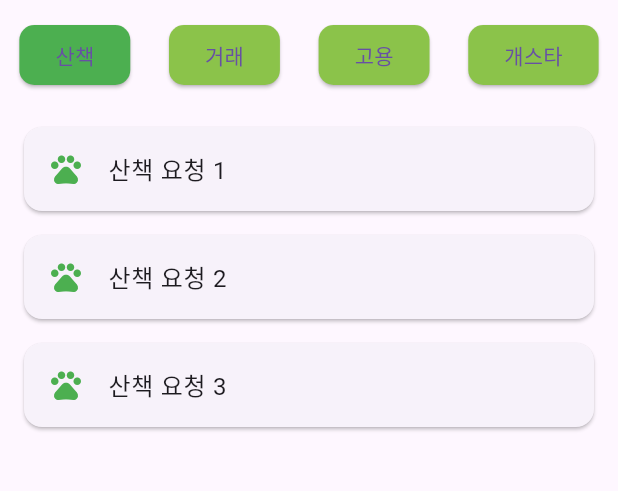
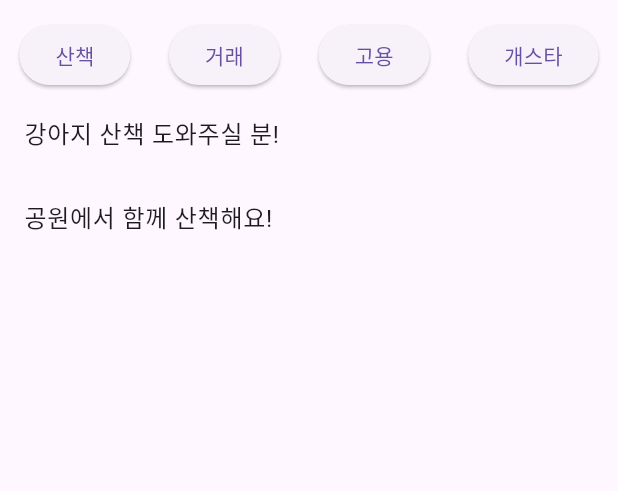
Before and after one commit to kkameoo/petworkFlutter, a Flutter app: the MainScreen screen opened by its route, on a phone screen of 412 x 824 dp, the part 65-556 px from its top. Run offline on Flutter 3.47's test engine with Material 3 defaults, Android fonts, the phone set to English and light mode, and no system bars; missing offline and left inert: stomp_dart_client.

Commit message:
DESIGN: 리스트에 더미리스트 상세추가

```diff
--- a/lib/main.dart
+++ b/lib/main.dart
@@ -138,13 +138,15 @@ class MainScreen extends StatefulWidget {
 
 class _MainScreenState extends State<MainScreen> {
   int _selectedIndex = 0;
+  String? _selectedItem;
   final List<String> _categories = ['산책', '거래', '고용', '개스타'];
 
+  // 더미 데이터 (각 카테고리에 맞는 데이터)
   final Map<String, List<String>> _dummyData = {
-    '산책': ['산책 요청 1', '산책 요청 2', '산책 요청 3'],
-    '거래': ['강아지 용품 팝니다', '고양이 장난감 삽니다'],
-    '고용': ['강아지 돌봐드립니다', '고양이 호텔 구합니다'],
-    '개스타': ['반려견 자랑하기', '귀여운 고양이 사진 공유']
+    '산책': ['강아지 산책 도와주실 분!', '공원에서 함께 산책해요!'],
+    '거래': ['강아지 용품 판매합니다.', '애견 사료 교환 가능'],
+    '고용': ['반려견 돌봄 아르바이트 구합니다.', '강아지 훈련사 모집'],
+    '개스타': ['우리 강아지 너무 귀엽죠?', '오늘 반려견과 여행 갔다왔어요!'],
   };
 
   @override
@@ -153,40 +155,57 @@ class _MainScreenState extends State<MainScreen> {
       appBar: AppBar(title: Text('Petwork 메인')),
       body: Column(
         children: [
+          // 상단 카테고리 버튼 리스트
           Row(
             mainAxisAlignment: MainAxisAlignment.spaceAround,
             children: List.generate(_categories.length, (index) {
               return ElevatedButton(
-                style: ElevatedButton.styleFrom(
-                  backgroundColor: _selectedIndex == index ? Colors.green : Colors.lightGreen,
-                  shape: RoundedRectangleBorder(
-                    borderRadius: BorderRadius.circular(10),
-                  ),
-                ),
                 onPressed: () {
                   setState(() {
                     _selectedIndex = index;
+                    _selectedItem = null; // 카테고리를 변경하면 상세 내용 초기화
                   });
                 },
                 child: Text(_categories[index]),
               );
             }),
           ),
+          // 선택된 카테고리의 리스트 출력
           Expanded(
             child: ListView.builder(
-              padding: EdgeInsets.all(16),
               itemCount: _dummyData[_categories[_selectedIndex]]!.length,
               itemBuilder: (context, index) {
-                return Card(
-                  margin: EdgeInsets.symmetric(vertical: 8),
-                  child: ListTile(
-                    title: Text(_dummyData[_categories[_selectedIndex]]![index]),
-                    leading: Icon(Icons.pets, color: Colors.green),
-                  ),
+                return ListTile(
+                  title: Text(_dummyData[_categories[_selectedIndex]]![index]),
+                  onTap: () {
+                    setState(() {
+                      _selectedItem = _dummyData[_categories[_selectedIndex]]![index];
+                    });
+                  },
                 );
               },
             ),
           ),
+          // 선택된 아이템 상세 정보 표시
+          if (_selectedItem != null)
+            Padding(
+              padding: EdgeInsets.all(16.0),
+              child: Column(
+                children: [
+                  Divider(),
+                  Text(
+                    '상세 내용',
+                    style: TextStyle(fontSize: 18, fontWeight: FontWeight.bold),
+                  ),
+                  SizedBox(height: 8),
+                  Text(
+                    _selectedItem!,
+                    style: TextStyle(fontSize: 16),
+                    textAlign: TextAlign.center,
+                  ),
+                ],
+              ),
+            ),
         ],
       ),
     );
```
